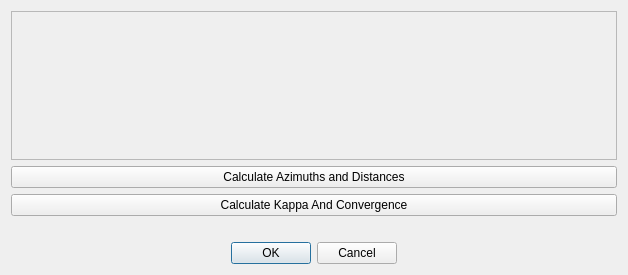
Qt form spugeo_memorial_dialog_base.ui (guilhermehrn/spugeomemorial) before a commit.
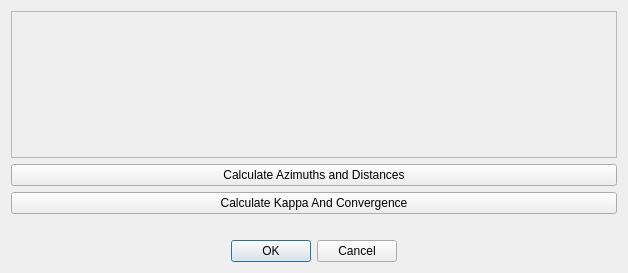
The same form after that commit. Icons and pictures are not drawn.

Commit message: mudanças em mensagens de arlerta e no doc odt part 2

Patch:
```diff
--- a/spugeo_memorial_dialog_base.ui
+++ b/spugeo_memorial_dialog_base.ui
@@ -7,7 +7,7 @@
     <x>0</x>
     <y>0</y>
     <width>628</width>
-    <height>275</height>
+    <height>273</height>
    </rect>
   </property>
   <property name="windowTitle">
```
Left out of the diff: 3 changed lines with no effect on the pictures. The commit also changes 2 other files.
